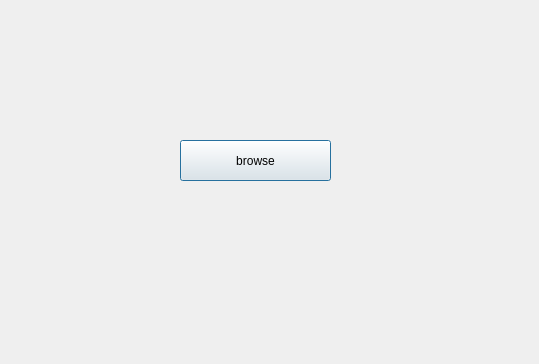
The window that gui.ui (breadsnicks/AccelerometerClassification) describes before a commit, drawn with Qt 5.
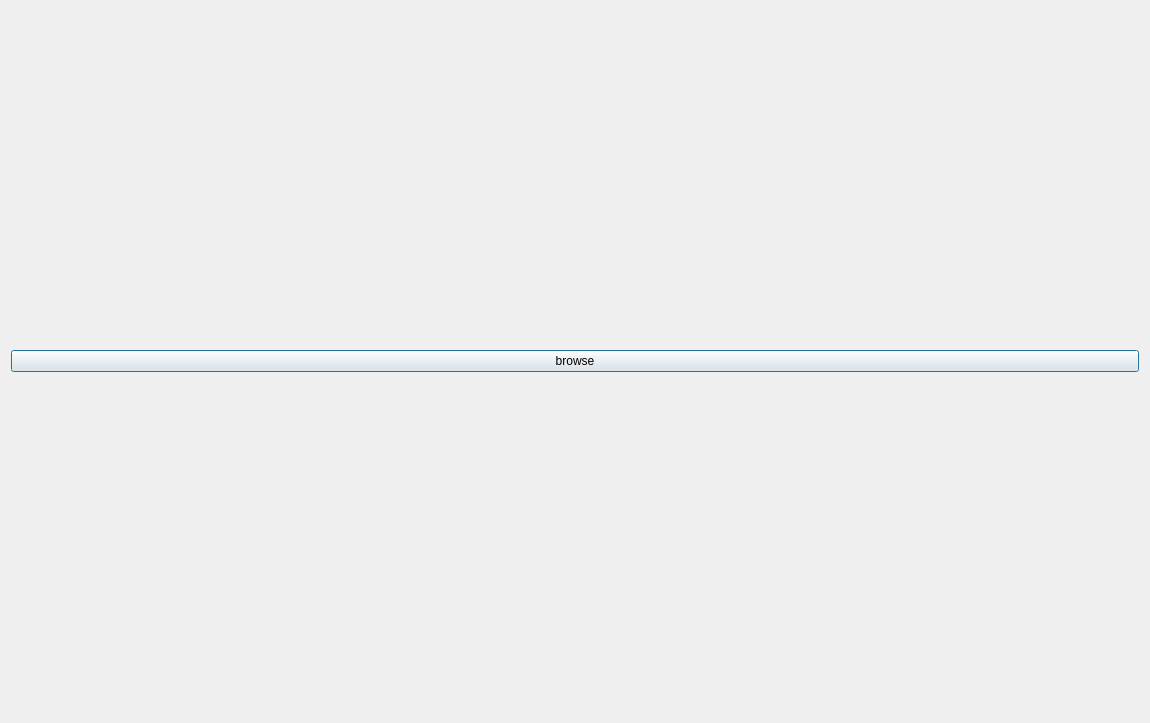
The same window after the commit.

Commit message: transfer pipeline to pyqt5

```diff
--- a/gui.ui
+++ b/gui.ui
@@ -6,26 +6,25 @@
    <rect>
     <x>0</x>
     <y>0</y>
-    <width>539</width>
-    <height>364</height>
+    <width>1150</width>
+    <height>723</height>
    </rect>
   </property>
   <property name="windowTitle">
    <string>Dialog</string>
   </property>
+  <layout class="QVBoxLayout" name="verticalLayout">
+   <item>
+    <layout class="QVBoxLayout" name="plotLayout"/>
+   </item>
+   <item>
   <widget class="QPushButton" name="browse">
-   <property name="geometry">
-    <rect>
-     <x>180</x>
-     <y>140</y>
-     <width>151</width>
-     <height>41</height>
-    </rect>
-   </property>
    <property name="text">
     <string>browse</string>
    </property>
   </widget>
+   </item>
+  </layout>
  </widget>
  <resources/>
  <connections/>
```
Lines whose indentation alone changed are shown as unchanged. The commit also changes 2 other files.
